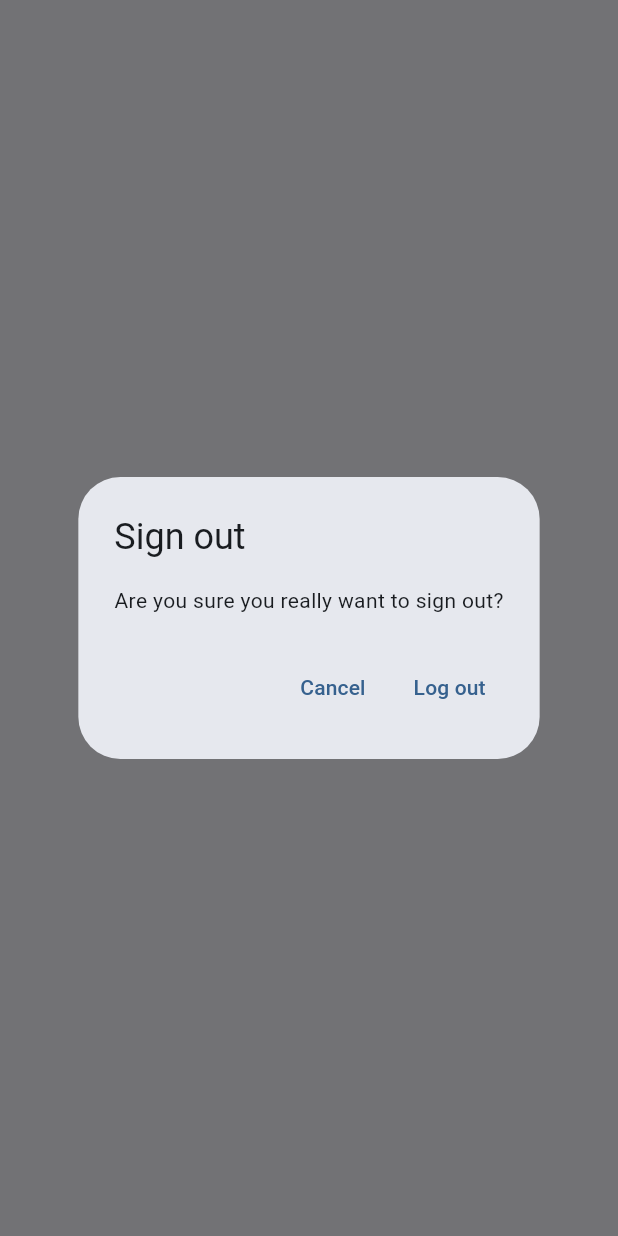
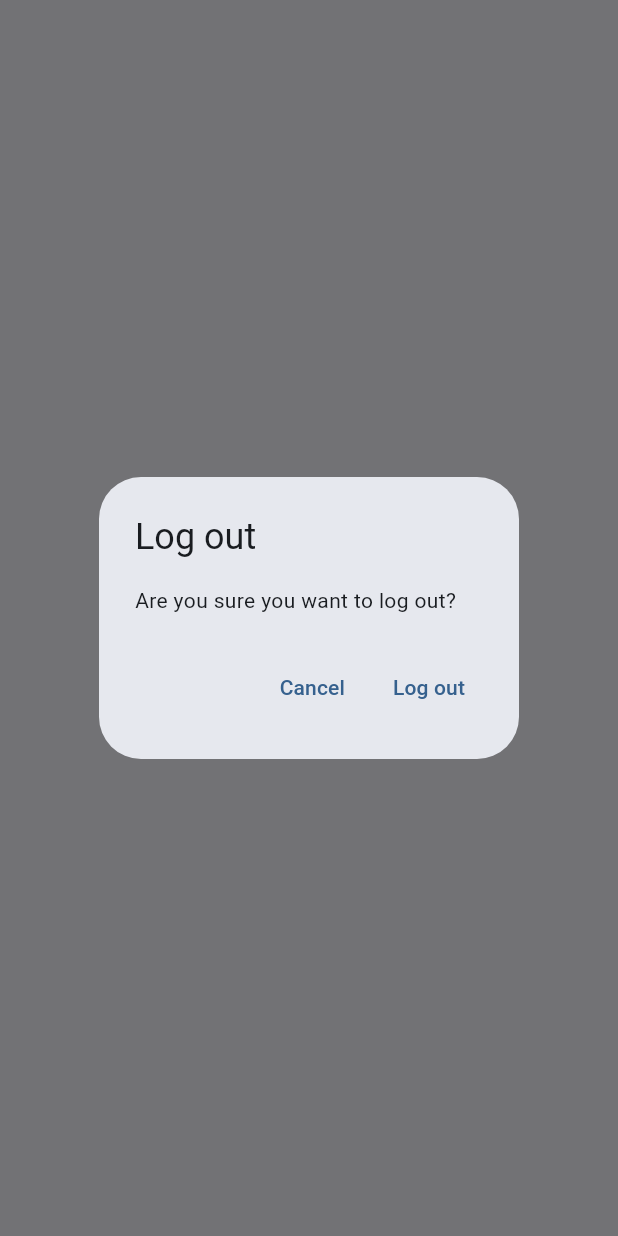
Before and after one commit to lakshay102/MyNotes, a Flutter app: what showLogOutDialog() shows on an empty page, opened directly, on a phone screen of 412 x 824 dp. Run offline on Flutter 3.47's test engine with Material 3 defaults, Android fonts, the phone set to English and light mode, and no system bars; our stand-ins replace firebase_auth, firebase_core, sqflite; accounts and stored records are empty; network calls fail.

Commit message:
Delete Existing Notes in Notes View

```diff
--- /dev/null
+++ b/lib/utilities/dialogs/generic_dialog.dart
@@ -0,0 +1,33 @@
+import 'package:flutter/material.dart';
+
+typedef DialogOptionBuilder<T> = Map<String, T?> Function();
+
+Future<T?> showGenericDialog<T>({
+  required BuildContext context,
+  required String title,
+  required String content,
+  required DialogOptionBuilder optionsBuilder,
+}) {
+  final options = optionsBuilder();
+  return showDialog(
+    context: context,
+    builder: (context) {
+      return AlertDialog(
+        title: Text(title),
+        content: Text(content),
+        actions: options.keys.map((optionTitle) {
+          final value = options[optionTitle];
+          return TextButton(
+              onPressed: () {
+                if (value != null) {
+                  Navigator.of(context).pop(value);
+                } else {
+                  Navigator.of(context).pop();
+                }
+              },
+              child: Text(optionTitle));
+        }).toList(),
+      );
+    },
+  );
+}
--- /dev/null
+++ b/lib/utilities/dialogs/logout_dialog.dart
@@ -0,0 +1,16 @@
+import 'package:flutter/material.dart';
+import 'package:mynotes/utilities/dialogs/generic_dialog.dart';
+
+Future<bool> showLogOutDialog(BuildContext context) {
+  return showGenericDialog<bool>(
+    context: context,
+    title: 'Log out',
+    content: 'Are you sure you want to log out?',
+    optionsBuilder: () => {
+      'Cancel': false,
+      'Log out': true,
+    },
+  ).then(
+    (value) => value ?? false,
+  );
+}
--- a/lib/views/login_view.dart
+++ b/lib/views/login_view.dart
@@ -3,7 +3,7 @@ import 'package:flutter/material.dart';
 import 'package:mynotes/constants/routes.dart';
 import 'package:mynotes/services/auth/auth_exceptions.dart';
 import 'package:mynotes/services/auth/auth_service.dart';
-import 'package:mynotes/utilities/show_error_dialog.dart';
+import 'package:mynotes/utilities/dialogs/error_dialog.dart';
 
 class LoginView extends StatefulWidget {
   const LoginView({super.key});
--- a/lib/views/notes/notes_view.dart
+++ b/lib/views/notes/notes_view.dart
@@ -5,6 +5,8 @@ import 'dart:developer' as devtools show log;
 
 import 'package:mynotes/services/auth/auth_service.dart';
 import 'package:mynotes/services/crud/notes_service.dart';
+import 'package:mynotes/utilities/dialogs/logout_dialog.dart';
+import 'package:mynotes/views/notes/notes_list_view.dart';
 
 class NotesView extends StatefulWidget {
   const NotesView({super.key});
@@ -79,18 +81,10 @@ class _NotesViewState extends State<NotesView> {
                       case ConnectionState.active:
                         if (snapshot.hasData) {
                           final allNotes = snapshot.data as List<DatabaseNote>;
-                          return ListView.builder(
-                            itemCount: allNotes.length,
-                            itemBuilder: (context, index) {
-                              final note = allNotes[index];
-                              return ListTile(
-                                title: Text(
-                                  note.text,
-                                  maxLines: 1,
-                                  softWrap: true,
-                                  overflow: TextOverflow.ellipsis,
-                                ),
-                              );
+                          return NotesListView(
+                            notes: allNotes,
+                            onDeleteNote: (note) async {
+                              await _notesService.deleteNote(id: note.id);
                             },
                           );
                         } else {
@@ -109,30 +103,30 @@ class _NotesViewState extends State<NotesView> {
   }
 }
 
-Future<bool> showLogOutDialog(BuildContext context) {
-  return showDialog<bool>(
-    context: context,
-    builder: (context) {
-      return AlertDialog(
-        title: const Text('Sign out'),
-        content: const Text('Are you sure you really want to sign out?'),
-        actions: [
-          TextButton(
-            onPressed: () {
-              Navigator.of(context).pop(false);
-            },
-            child: const Text('Cancel'),
-          ),
-          TextButton(
-            onPressed: () {
-              Navigator.of(context).pop(true);
-            },
-            child: const Text('Log out'),
-          )
-        ],
-      );
-    },
-  ).then(
-    (value) => value ?? false,
-  );
-}
+// Future<bool> showLogOutDialog(BuildContext context) {
+//   return showDialog<bool>(
+//     context: context,
+//     builder: (context) {
+//       return AlertDialog(
+//         title: const Text('Sign out'),
+//         content: const Text('Are you sure you really want to sign out?'),
+//         actions: [
+//           TextButton(
+//             onPressed: () {
+//               Navigator.of(context).pop(false);
+//             },
+//             child: const Text('Cancel'),
+//           ),
+//           TextButton(
+//             onPressed: () {
+//               Navigator.of(context).pop(true);
+//             },
+//             child: const Text('Log out'),
+//           )
+//         ],
+//       );
+//     },
+//   ).then(
+//     (value) => value ?? false,
+//   );
+// }
--- a/lib/views/register_view.dart
+++ b/lib/views/register_view.dart
@@ -2,7 +2,7 @@ import 'package:flutter/material.dart';
 import 'package:mynotes/constants/routes.dart';
 import 'package:mynotes/services/auth/auth_exceptions.dart';
 import 'package:mynotes/services/auth/auth_service.dart';
-import 'package:mynotes/utilities/show_error_dialog.dart';
+import 'package:mynotes/utilities/dialogs/error_dialog.dart';
 
 class RegisterView extends StatefulWidget {
   const RegisterView({super.key});
```
Also changed, not shown: lib/utilities/dialogs/delete_dialog.dart (added, +16 -0 lines), lib/utilities/dialogs/error_dialog.dart (added, +16 -0 lines), lib/utilities/show_error_dialog.dart (deleted, +0 -24 lines), lib/views/notes/notes_list_view.dart (added, +41 -0 lines).
